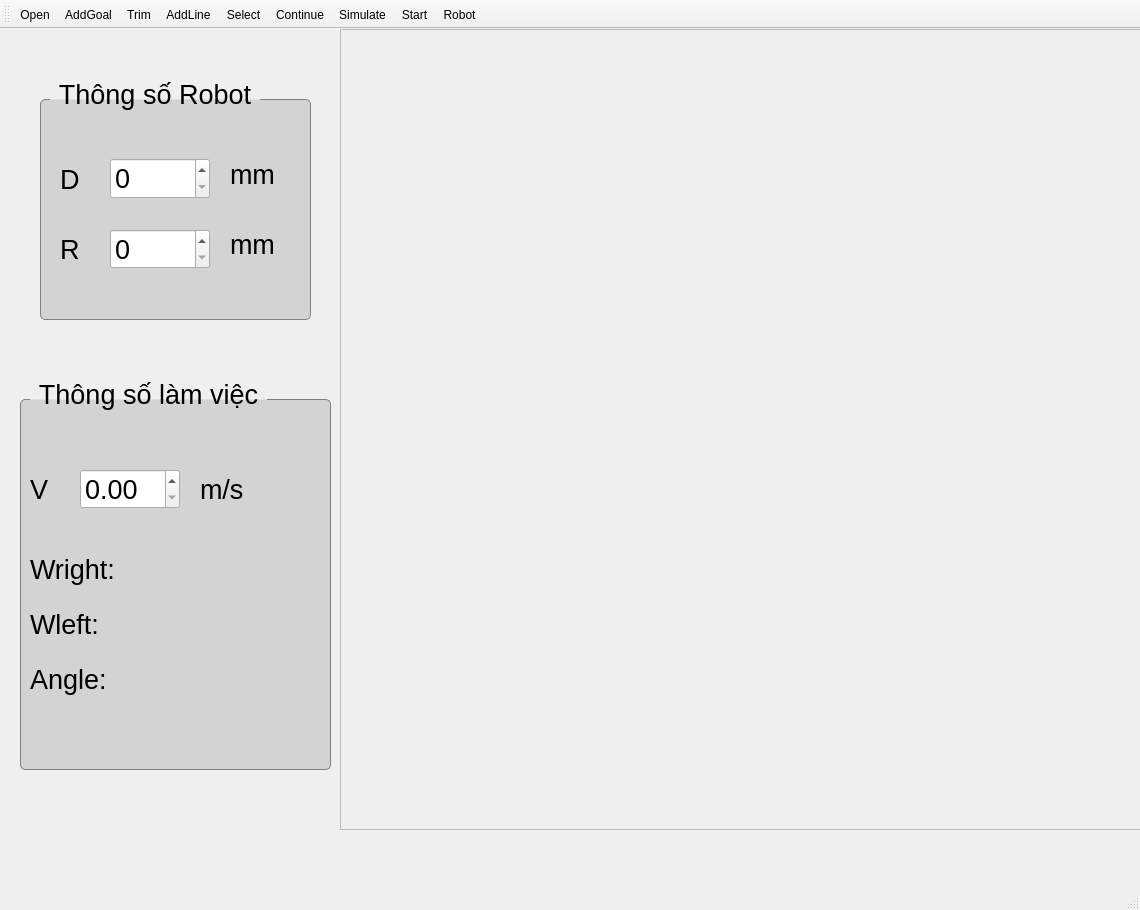
trantienlong2301/DATN, file gui2.ui: the form before one commit.
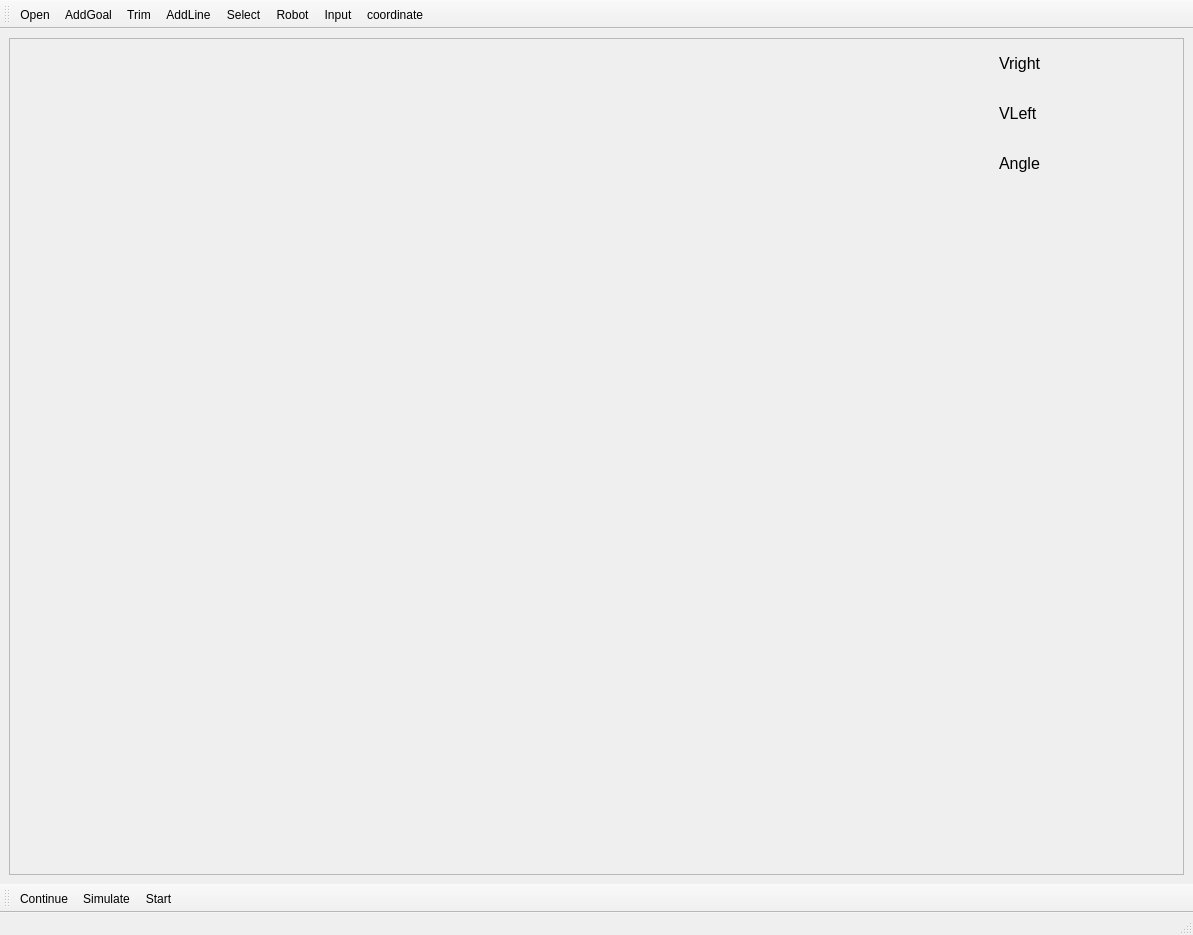
The form after the commit. Icons and pictures are not drawn.

Patch:
```diff
--- a/gui2.ui
+++ b/gui2.ui
@@ -9,8 +9,8 @@
    <rect>
     <x>0</x>
     <y>0</y>
-    <width>1140</width>
-    <height>910</height>
+    <width>1193</width>
+    <height>935</height>
    </rect>
   </property>
   <property name="sizePolicy">
@@ -35,15 +35,9 @@
      <verstretch>0</verstretch>
     </sizepolicy>
    </property>
+   <layout class="QGridLayout" name="gridLayout">
+    <item row="0" column="0">
    <widget class="QFrame" name="Screen">
-    <property name="geometry">
-     <rect>
-      <x>340</x>
-      <y>0</y>
-      <width>801</width>
-      <height>801</height>
-     </rect>
-    </property>
     <property name="sizePolicy">
      <sizepolicy hsizetype="Expanding" vsizetype="Expanding">
       <horstretch>0</horstretch>
@@ -56,340 +50,13 @@
     <property name="frameShadow">
      <enum>QFrame::Raised</enum>
     </property>
-   </widget>
-   <widget class="QGroupBox" name="groupBox">
-    <property name="geometry">
-     <rect>
-      <x>40</x>
-      <y>50</y>
-      <width>271</width>
-      <height>241</height>
-     </rect>
-    </property>
-    <property name="font">
-     <font>
-      <pointsize>20</pointsize>
-     </font>
-    </property>
-    <property name="styleSheet">
-     <string notr="true">QGroupBox {
-    background-color: lightgray; /* hoặc #F0F0F0, red, etc. */
-    border: 1px solid gray;
-    border-radius: 5px;
-    margin-top: 20px;
-}
-
-QGroupBox::title {
-    subcontrol-origin: margin;
-    left: 10px;
-    padding: 0 5px;
-}
-</string>
-    </property>
-    <property name="title">
-     <string>Thông số Robot</string>
-    </property>
-    <widget class="QLabel" name="label_3">
-     <property name="geometry">
-      <rect>
-       <x>20</x>
-       <y>80</y>
-       <width>41</width>
-       <height>41</height>
-      </rect>
-     </property>
-     <property name="sizePolicy">
-      <sizepolicy hsizetype="Expanding" vsizetype="Expanding">
-       <horstretch>0</horstretch>
-       <verstretch>0</verstretch>
-      </sizepolicy>
-     </property>
-     <property name="font">
-      <font>
-       <pointsize>20</pointsize>
-      </font>
-     </property>
-     <property name="text">
-      <string>D</string>
-     </property>
-    </widget>
-    <widget class="QSpinBox" name="Chieu_rong">
-     <property name="geometry">
-      <rect>
-       <x>70</x>
-       <y>79</y>
-       <width>100</width>
-       <height>41</height>
-      </rect>
-     </property>
-     <property name="sizePolicy">
-      <sizepolicy hsizetype="Expanding" vsizetype="Expanding">
-       <horstretch>0</horstretch>
-       <verstretch>0</verstretch>
-      </sizepolicy>
-     </property>
-     <property name="font">
-      <font>
-       <pointsize>20</pointsize>
-      </font>
-     </property>
-    </widget>
-    <widget class="QLabel" name="label_6">
-     <property name="geometry">
-      <rect>
-       <x>190</x>
-       <y>80</y>
-       <width>61</width>
-       <height>31</height>
-      </rect>
-     </property>
-     <property name="sizePolicy">
-      <sizepolicy hsizetype="Expanding" vsizetype="Expanding">
-       <horstretch>0</horstretch>
-       <verstretch>0</verstretch>
-      </sizepolicy>
-     </property>
-     <property name="font">
-      <font>
-       <pointsize>20</pointsize>
-      </font>
-     </property>
-     <property name="text">
-      <string>mm</string>
-     </property>
-    </widget>
-    <widget class="QLabel" name="label_4">
-     <property name="geometry">
-      <rect>
-       <x>20</x>
-       <y>150</y>
-       <width>21</width>
-       <height>41</height>
-      </rect>
-     </property>
-     <property name="sizePolicy">
-      <sizepolicy hsizetype="Expanding" vsizetype="Expanding">
-       <horstretch>0</horstretch>
-       <verstretch>0</verstretch>
-      </sizepolicy>
-     </property>
-     <property name="font">
-      <font>
-       <pointsize>20</pointsize>
-      </font>
-     </property>
-     <property name="text">
-      <string>R</string>
-     </property>
-    </widget>
-    <widget class="QSpinBox" name="Ban_kinh">
-     <property name="geometry">
-      <rect>
-       <x>70</x>
-       <y>150</y>
-       <width>100</width>
-       <height>40</height>
-      </rect>
-     </property>
-     <property name="sizePolicy">
-      <sizepolicy hsizetype="Expanding" vsizetype="Expanding">
-       <horstretch>0</horstretch>
-       <verstretch>0</verstretch>
-      </sizepolicy>
-     </property>
-     <property name="font">
-      <font>
-       <pointsize>20</pointsize>
-      </font>
-     </property>
-    </widget>
-    <widget class="QLabel" name="label_7">
-     <property name="geometry">
-      <rect>
-       <x>190</x>
-       <y>150</y>
-       <width>71</width>
-       <height>31</height>
-      </rect>
-     </property>
-     <property name="sizePolicy">
-      <sizepolicy hsizetype="Expanding" vsizetype="Expanding">
-       <horstretch>0</horstretch>
-       <verstretch>0</verstretch>
-      </sizepolicy>
-     </property>
-     <property name="font">
-      <font>
-       <pointsize>20</pointsize>
-      </font>
-     </property>
-     <property name="text">
-      <string>mm</string>
-     </property>
-    </widget>
-   </widget>
-   <widget class="QGroupBox" name="groupBox_2">
-    <property name="geometry">
-     <rect>
-      <x>20</x>
-      <y>350</y>
-      <width>311</width>
-      <height>391</height>
-     </rect>
-    </property>
-    <property name="font">
-     <font>
-      <pointsize>20</pointsize>
-     </font>
-    </property>
-    <property name="autoFillBackground">
-     <bool>false</bool>
-    </property>
-    <property name="styleSheet">
-     <string notr="true">QGroupBox {
-    background-color: lightgray; /* hoặc #F0F0F0, red, etc. */
-    border: 1px solid gray;
-    border-radius: 5px;
-    margin-top: 20px;
-}
-
-QGroupBox::title {
-    subcontrol-origin: margin;
-    left: 10px;
-    padding: 0 5px;
-}
-</string>
-    </property>
-    <property name="title">
-     <string>Thông số làm việc</string>
-    </property>
-    <widget class="QLabel" name="label">
-     <property name="geometry">
-      <rect>
-       <x>10</x>
-       <y>90</y>
-       <width>31</width>
-       <height>41</height>
-      </rect>
-     </property>
-     <property name="sizePolicy">
-      <sizepolicy hsizetype="Expanding" vsizetype="Expanding">
-       <horstretch>0</horstretch>
-       <verstretch>0</verstretch>
-      </sizepolicy>
-     </property>
-     <property name="font">
-      <font>
-       <pointsize>20</pointsize>
-      </font>
-     </property>
-     <property name="text">
-      <string>V</string>
-     </property>
-    </widget>
-    <widget class="QLabel" name="label_5">
-     <property name="geometry">
-      <rect>
-       <x>180</x>
-       <y>90</y>
-       <width>81</width>
-       <height>41</height>
-      </rect>
-     </property>
-     <property name="sizePolicy">
-      <sizepolicy hsizetype="Expanding" vsizetype="Expanding">
-       <horstretch>0</horstretch>
-       <verstretch>0</verstretch>
-      </sizepolicy>
-     </property>
-     <property name="font">
-      <font>
-       <pointsize>20</pointsize>
-      </font>
-     </property>
-     <property name="text">
-      <string>m/s</string>
-     </property>
-    </widget>
-    <widget class="QDoubleSpinBox" name="Vmax">
-     <property name="geometry">
-      <rect>
-       <x>60</x>
-       <y>90</y>
-       <width>100</width>
-       <height>40</height>
-      </rect>
-     </property>
-     <property name="sizePolicy">
-      <sizepolicy hsizetype="Expanding" vsizetype="Expanding">
-       <horstretch>0</horstretch>
-       <verstretch>0</verstretch>
-      </sizepolicy>
-     </property>
-     <property name="font">
-      <font>
-       <pointsize>20</pointsize>
-      </font>
-     </property>
-    </widget>
-    <widget class="QLabel" name="label_12">
-     <property name="geometry">
-      <rect>
-       <x>10</x>
-       <y>280</y>
-       <width>91</width>
-       <height>41</height>
-      </rect>
-     </property>
-     <property name="sizePolicy">
-      <sizepolicy hsizetype="Expanding" vsizetype="Expanding">
-       <horstretch>0</horstretch>
-       <verstretch>0</verstretch>
-      </sizepolicy>
-     </property>
-     <property name="font">
-      <font>
-       <pointsize>20</pointsize>
-      </font>
-     </property>
-     <property name="text">
-      <string>Angle:</string>
-     </property>
-    </widget>
-    <widget class="QLabel" name="VelRight">
-     <property name="geometry">
-      <rect>
-       <x>140</x>
-       <y>170</y>
-       <width>121</width>
-       <height>41</height>
-      </rect>
-     </property>
-     <property name="sizePolicy">
-      <sizepolicy hsizetype="Expanding" vsizetype="Expanding">
-       <horstretch>0</horstretch>
-       <verstretch>0</verstretch>
-      </sizepolicy>
-     </property>
-     <property name="font">
-      <font>
-       <pointsize>20</pointsize>
-      </font>
-     </property>
-     <property name="styleSheet">
-      <string notr="true">font: 20pt &quot;MS Shell Dlg 2&quot;;</string>
-     </property>
-     <property name="text">
-      <string/>
-     </property>
-    </widget>
     <widget class="QLabel" name="VelLeft">
      <property name="geometry">
       <rect>
-       <x>140</x>
-       <y>230</y>
-       <width>121</width>
-       <height>31</height>
+         <x>990</x>
+         <y>60</y>
+         <width>200</width>
+         <height>30</height>
       </rect>
      </property>
      <property name="sizePolicy">
@@ -400,20 +67,20 @@
      </property>
      <property name="font">
       <font>
-       <pointsize>20</pointsize>
+         <pointsize>12</pointsize>
       </font>
      </property>
      <property name="text">
-      <string/>
+        <string>VLeft</string>
      </property>
     </widget>
     <widget class="QLabel" name="Angle">
      <property name="geometry">
       <rect>
-       <x>140</x>
-       <y>280</y>
-       <width>161</width>
-       <height>41</height>
+         <x>990</x>
+         <y>110</y>
+         <width>200</width>
+         <height>30</height>
       </rect>
      </property>
      <property name="sizePolicy">
@@ -424,63 +91,39 @@
      </property>
      <property name="font">
       <font>
-       <pointsize>20</pointsize>
+         <family>MS Shell Dlg 2</family>
+         <pointsize>12</pointsize>
+         <weight>50</weight>
+         <italic>false</italic>
+         <bold>false</bold>
       </font>
      </property>
      <property name="text">
-      <string/>
-     </property>
-    </widget>
-    <widget class="QLabel" name="label_10">
+        <string>Angle</string>
+       </property>
+      </widget>
+      <widget class="QLabel" name="VelRight">
      <property name="geometry">
       <rect>
-       <x>10</x>
-       <y>170</y>
-       <width>111</width>
-       <height>41</height>
-      </rect>
-     </property>
-     <property name="sizePolicy">
-      <sizepolicy hsizetype="Expanding" vsizetype="Expanding">
-       <horstretch>0</horstretch>
-       <verstretch>0</verstretch>
-      </sizepolicy>
-     </property>
+         <x>990</x>
+         <y>10</y>
+         <width>200</width>
+         <height>30</height>
+        </rect>
+       </property>
      <property name="font">
       <font>
-       <pointsize>20</pointsize>
+         <pointsize>12</pointsize>
       </font>
      </property>
      <property name="text">
-      <string>Wright:</string>
-     </property>
-    </widget>
-    <widget class="QLabel" name="label_11">
-     <property name="geometry">
-      <rect>
-       <x>10</x>
-       <y>230</y>
-       <width>101</width>
-       <height>31</height>
-      </rect>
-     </property>
-     <property name="sizePolicy">
-      <sizepolicy hsizetype="Expanding" vsizetype="Expanding">
-       <horstretch>0</horstretch>
-       <verstretch>0</verstretch>
-      </sizepolicy>
-     </property>
-     <property name="font">
-      <font>
-       <pointsize>20</pointsize>
-      </font>
-     </property>
-     <property name="text">
-      <string>Wleft:</string>
-     </property>
-    </widget>
-   </widget>
-   <widget class="QWidget" name="">
+        <string>Vright</string>
+       </property>
+      </widget>
+     </widget>
+    </item>
+   </layout>
+   <widget class="QWidget" name="layoutWidget">
     <property name="geometry">
      <rect>
       <x>0</x>
@@ -504,6 +147,9 @@
    <property name="windowTitle">
     <string>toolBar</string>
    </property>
+   <property name="orientation">
+    <enum>Qt::Horizontal</enum>
+   </property>
    <property name="iconSize">
     <size>
      <width>50</width>
@@ -524,10 +170,38 @@
    <addaction name="actionTrim"/>
    <addaction name="actionAddLine"/>
    <addaction name="actionSelect"/>
+   <addaction name="actionrobot"/>
+   <addaction name="actionInput"/>
+   <addaction name="actioncoordinate"/>
+  </widget>
+  <widget class="QToolBar" name="toolBar_2">
+   <property name="sizePolicy">
+    <sizepolicy hsizetype="Preferred" vsizetype="Fixed">
+     <horstretch>0</horstretch>
+     <verstretch>0</verstretch>
+    </sizepolicy>
+   </property>
+   <property name="windowTitle">
+    <string>toolBar_2</string>
+   </property>
+   <property name="iconSize">
+    <size>
+     <width>50</width>
+     <height>50</height>
+    </size>
+   </property>
+   <property name="toolButtonStyle">
+    <enum>Qt::ToolButtonTextUnderIcon</enum>
+   </property>
+   <attribute name="toolBarArea">
+    <enum>BottomToolBarArea</enum>
+   </attribute>
+   <attribute name="toolBarBreak">
+    <bool>false</bool>
+   </attribute>
    <addaction name="actionContinue"/>
    <addaction name="actionSimulate"/>
    <addaction name="actionStart"/>
-   <addaction name="actionrobot"/>
   </widget>
   <action name="actionOpen">
    <property name="icon">
@@ -610,6 +284,24 @@
     <string>Robot</string>
    </property>
   </action>
+  <action name="actionInput">
+   <property name="icon">
+    <iconset>
+     <normaloff>icons/input.png</normaloff>icons/input.png</iconset>
+   </property>
+   <property name="text">
+    <string>Input</string>
+   </property>
+  </action>
+  <action name="actioncoordinate">
+   <property name="icon">
+    <iconset>
+     <normaloff>icons/coordination.png</normaloff>icons/coordination.png</iconset>
+   </property>
+   <property name="text">
+    <string>coordinate</string>
+   </property>
+  </action>
  </widget>
  <resources/>
  <connections/>
```
Lines whose indentation alone changed are shown as unchanged.
